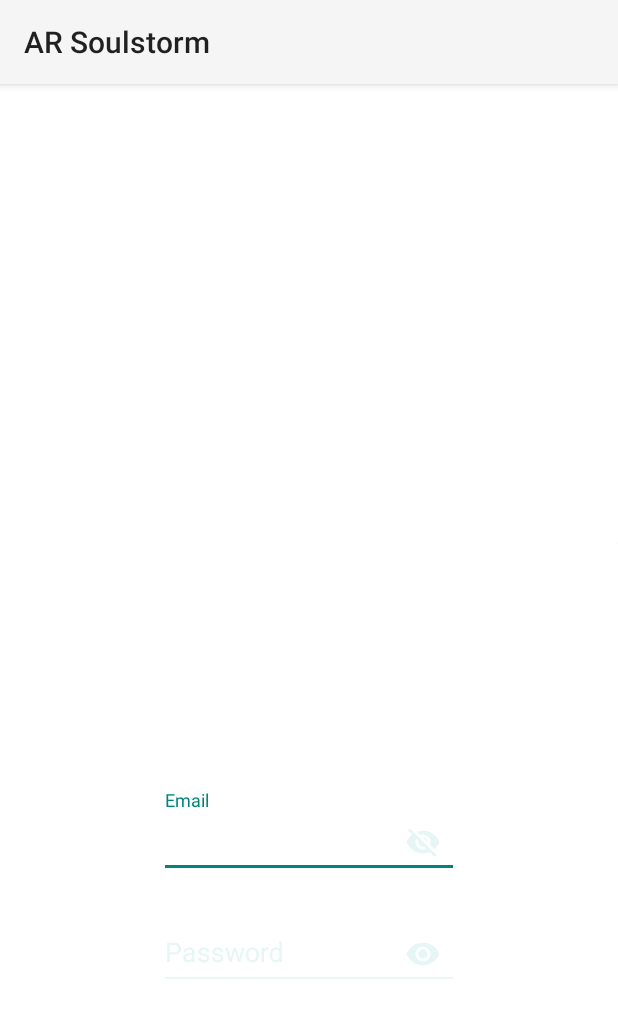
After one commit to AlexeyZatsepin/AR-Soulstorm, an Android app: the SignInActivity screen opened directly, with no data from a screen before it, on a phone screen of 412 x 824 dp. The commit adds this screen. Shown: the top 1018 px of the screen. Run offline under Robolectric (Android 15) with nearby library versions, the phone set to English and light mode, and no system bars.

Commit message:
Signin view (#2)
* Create activity_sign_in.xml

* Create SignInActivity.java

* Create DrawingView.java

* add colors

```diff
--- a/app/src/main/AndroidManifest.xml
+++ b/app/src/main/AndroidManifest.xml
@@ -33,5 +33,6 @@
                 <category android:name="android.intent.category.LAUNCHER" />
             </intent-filter>
         </activity>
+        <activity android:name=".SignInActivity" />
     </application>
 </manifest>
--- /dev/null
+++ b/app/src/main/java/org/rooms/ar/soulstorm/DrawingView.java
@@ -0,0 +1,86 @@
+package org.rooms.ar.soulstorm;
+
+import android.content.Context;
+import android.graphics.Canvas;
+import android.graphics.Color;
+import android.graphics.Paint;
+import android.graphics.Path;
+import android.util.AttributeSet;
+import android.util.Log;
+import android.view.GestureDetector;
+import android.view.MotionEvent;
+import android.view.View;
+
+
+public class DrawingView extends View {
+    private Paint paint = new Paint();
+    private Path path = new Path();
+
+    GestureDetector gestureDetector;
+
+    public DrawingView(Context context, AttributeSet attrs) {
+        super(context, attrs);
+        gestureDetector = new GestureDetector(context, new GestureListener());
+
+        paint.setAntiAlias(true);
+        paint.setStrokeWidth(200);
+        paint.setColor(Color.WHITE);
+        paint.setStyle(Paint.Style.STROKE);
+        paint.setStrokeJoin(Paint.Join.ROUND);
+
+        path.setFillType(Path.FillType.INVERSE_EVEN_ODD);
+    }
+
+    private class GestureListener extends GestureDetector.SimpleOnGestureListener {
+        @Override
+        public void onLongPress(MotionEvent e) {
+            path.reset();
+        }
+
+        @Override
+        public boolean onDoubleTap(MotionEvent e) {
+            float x = e.getX();
+            float y = e.getY();
+            path.reset();
+            Log.d("Double Tap", "Tapped at: (" + x + "," + y + ")");
+            return true;
+        }
+    }
+
+    @Override
+    protected void onSizeChanged(int xNew, int yNew, int xOld, int yOld){
+        super.onSizeChanged(xNew, yNew, xOld, yOld);
+
+        path.moveTo(0,0);
+        path.lineTo(1,1);
+        path.moveTo(getWidth(),getHeight());
+        path.lineTo(getWidth()-1,getHeight()-1);
+    }
+
+    @Override
+    protected void onDraw(Canvas canvas) {
+        canvas.drawPath(path, paint);
+    }
+
+    @Override
+    public boolean onTouchEvent(MotionEvent event) {
+        float eventX = event.getX();
+        float eventY = event.getY();
+
+        switch (event.getAction()) {
+            case MotionEvent.ACTION_DOWN:
+                path.moveTo(eventX, eventY);
+                return true;
+            case MotionEvent.ACTION_MOVE:
+                path.lineTo(eventX, eventY);
+                break;
+            case MotionEvent.ACTION_UP:
+                break;
+            default:
+                return false;
+        }
+        gestureDetector.onTouchEvent(event);
+        invalidate();
+        return true;
+    }
+}
--- /dev/null
+++ b/app/src/main/java/org/rooms/ar/soulstorm/SignInActivity.java
@@ -0,0 +1,59 @@
+package org.rooms.ar.soulstorm;
+
+import android.content.res.Configuration;
+import android.graphics.SurfaceTexture;
+import android.hardware.Camera;
+import android.os.Bundle;
+import android.support.v7.app.AppCompatActivity;
+import android.view.TextureView;
+
+import java.io.IOException;
+
+public class SignInActivity extends AppCompatActivity implements TextureView.SurfaceTextureListener {
+    private Camera mCamera;
+    private TextureView mTextureView;
+    @Override
+    protected void onCreate(Bundle savedInstanceState) {
+        super.onCreate(savedInstanceState);
+        setContentView(R.layout.activity_sign_in);
+
+        mTextureView = findViewById(R.id.camera_preview);
+        mTextureView.setSurfaceTextureListener(this);
+    }
+
+    @Override
+    public void onSurfaceTextureAvailable(SurfaceTexture surface, int width, int height) {
+        mCamera = Camera.open();
+        try {
+            Camera.Parameters params = mCamera.getParameters();
+            params.setFocusMode(Camera.Parameters.FOCUS_MODE_CONTINUOUS_PICTURE);
+            mCamera.setParameters(params);
+
+            mCamera.setDisplayOrientation(90);
+            mCamera.setPreviewTexture(surface);
+            mCamera.startPreview();
+        } catch (IOException ioe) {
+            // Something bad happened
+        }
+    }
+
+    @Override
+    public void onSurfaceTextureSizeChanged(SurfaceTexture surface, int width, int height) {
+        if (this.getResources().getConfiguration().orientation != Configuration.ORIENTATION_LANDSCAPE) {
+            mCamera.setDisplayOrientation(90);
+        } else {
+            mCamera.setDisplayOrientation(0);
+        }
+    }
+
+    @Override
+    public boolean onSurfaceTextureDestroyed(SurfaceTexture surface) {
+        mCamera.stopPreview();
+        mCamera.release();
+        return true;
+    }
+
+    @Override
+    public void onSurfaceTextureUpdated(SurfaceTexture surface) {
+    }
+}
--- /dev/null
+++ b/app/src/main/res/layout/activity_sign_in.xml
@@ -0,0 +1,75 @@
+<?xml version="1.0" encoding="utf-8"?>
+<android.support.constraint.ConstraintLayout xmlns:android="http://schemas.android.com/apk/res/android"
+    xmlns:app="http://schemas.android.com/apk/res-auto"
+    xmlns:tools="http://schemas.android.com/tools"
+    android:layout_width="match_parent"
+    android:layout_height="match_parent"
+    android:orientation="vertical"
+    tools:context=".SignInActivity">
+
+    <TextureView
+        android:id="@+id/camera_preview"
+        android:layout_width="match_parent"
+        android:layout_height="match_parent" />
+
+    <LinearLayout
+        android:layout_width="match_parent"
+        android:layout_height="match_parent"
+        android:orientation="vertical">
+
+        <org.rooms.ar.soulstorm.DrawingView
+            android:id="@+id/drawingView"
+            android:layout_width="match_parent"
+            android:layout_height="0dp"
+            android:layout_weight="0.4" />
+
+        <LinearLayout
+            android:layout_width="match_parent"
+            android:layout_height="0dp"
+            android:layout_weight="0.6"
+            android:background="@android:color/white"
+            android:gravity="center"
+            android:orientation="vertical">
+
+            <android.support.design.widget.TextInputLayout
+                android:id="@+id/etEmailLayout"
+                android:layout_width="200dp"
+                android:layout_margin="8dp"
+                android:layout_height="wrap_content"
+                android:textColorHint="@color/colorAccentTint"
+                app:passwordToggleEnabled="true"
+                app:passwordToggleTint="@color/colorAccentTint">
+
+                <android.support.design.widget.TextInputEditText
+                    android:id="@+id/edit_email"
+                    android:layout_width="match_parent"
+                    android:layout_height="wrap_content"
+                    android:backgroundTint="@color/colorAccentTint"
+                    android:hint="Email"
+                    android:inputType="textEmailAddress"
+                    android:textColor="@color/colorAccent" />
+            </android.support.design.widget.TextInputLayout>
+
+            <android.support.design.widget.TextInputLayout
+                android:id="@+id/etPasswordLayout"
+                android:layout_width="200dp"
+                android:layout_margin="8dp"
+                android:layout_height="wrap_content"
+                android:textColorHint="@color/colorAccentTint"
+                app:passwordToggleEnabled="true"
+                app:passwordToggleTint="@color/colorAccentTint">
+
+                <android.support.design.widget.TextInputEditText
+                    android:id="@+id/edit_password"
+                    android:layout_width="match_parent"
+                    android:layout_height="wrap_content"
+                    android:backgroundTint="@color/colorAccentTint"
+                    android:hint="Password"
+                    android:inputType="textPassword"
+                    android:textColor="@color/colorAccent" />
+            </android.support.design.widget.TextInputLayout>
+        </LinearLayout>
+    </LinearLayout>
+
+
+</android.support.constraint.ConstraintLayout>
--- /dev/null
+++ b/app/src/main/res/values/colors.xml
@@ -0,0 +1,5 @@
+<?xml version="1.0" encoding="utf-8"?>
+<resources>
+    <color name="colorAccent">#53c1bd</color>
+    <color name="colorAccentTint">#2653c1bd</color>
+</resources>
--- a/app/src/main/res/values/styles.xml
+++ b/app/src/main/res/values/styles.xml
@@ -6,6 +6,6 @@
     <item name="android:layout_width">100dp</item>
     <item name="android:layout_height">wrap_content</item>
     <item name="android:gravity">center</item>
-    <item name="textColor">#fff</item>
+    <item name="android:textColor">#fff</item>
   </style>
 </resources>
```
